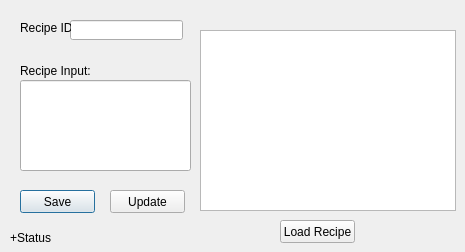
Before: the Qt Designer form recipes.ui in pateca26/Personal-Recipe-Database, drawn with Qt 5.
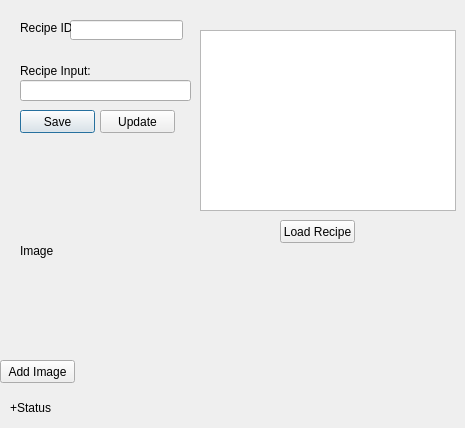
After: the same form once the commit is applied.

The edit to the form file:
```diff
--- a/recipes.ui
+++ b/recipes.ui
@@ -7,7 +7,7 @@
     <x>0</x>
     <y>0</y>
     <width>465</width>
-    <height>252</height>
+    <height>428</height>
    </rect>
   </property>
   <property name="windowTitle">
@@ -17,7 +17,7 @@
    <property name="geometry">
     <rect>
      <x>20</x>
-     <y>190</y>
+     <y>110</y>
      <width>75</width>
      <height>23</height>
     </rect>
@@ -45,7 +45,7 @@
      <x>20</x>
      <y>80</y>
      <width>171</width>
-     <height>91</height>
+     <height>21</height>
     </rect>
    </property>
   </widget>
@@ -53,7 +53,7 @@
    <property name="geometry">
     <rect>
      <x>10</x>
-     <y>230</y>
+     <y>400</y>
      <width>151</width>
      <height>16</height>
     </rect>
@@ -88,8 +88,8 @@
   <widget class="QPushButton" name="pushButton_Edit">
    <property name="geometry">
     <rect>
-     <x>110</x>
-     <y>190</y>
+     <x>100</x>
+     <y>110</y>
      <width>75</width>
      <height>23</height>
     </rect>
@@ -121,6 +121,32 @@
     <string>Load Recipe</string>
    </property>
   </widget>
+  <widget class="QPushButton" name="pushButton_addImage">
+   <property name="geometry">
+    <rect>
+     <x>0</x>
+     <y>360</y>
+     <width>75</width>
+     <height>23</height>
+    </rect>
+   </property>
+   <property name="text">
+    <string>Add Image</string>
+   </property>
+  </widget>
+  <widget class="QLabel" name="lblBkImge">
+   <property name="geometry">
+    <rect>
+     <x>20</x>
+     <y>170</y>
+     <width>171</width>
+     <height>161</height>
+    </rect>
+   </property>
+   <property name="text">
+    <string>Image</string>
+   </property>
+  </widget>
  </widget>
  <resources/>
  <connections/>
```
